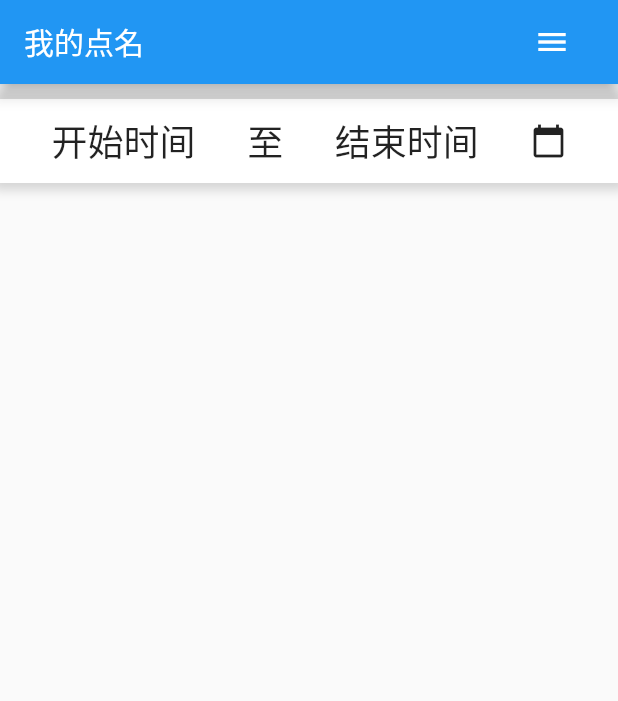
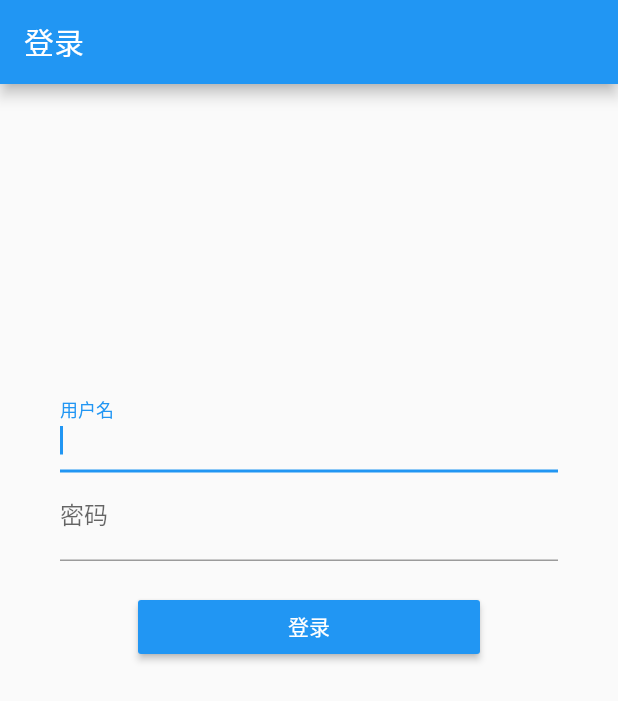
Before and after one commit to senwong/roll-call, a Flutter app: the screen it shows after launch, on a phone screen of 412 x 824 dp. Shown: the top 701 px of the screen. Run offline on Flutter 3.47's test engine with Material 2 defaults, Android fonts, the phone set to English and light mode, and no system bars.

Commit message:
login page

```diff
--- /dev/null
+++ b/lib/login.dart
@@ -0,0 +1,140 @@
+import 'package:flutter/material.dart';
+import 'dart:convert';
+import 'package:http/http.dart' as http;
+
+class LoginPage extends StatelessWidget {
+  Widget build(BuildContext context) {
+    return Scaffold(
+      appBar: AppBar(
+        title: Text("登录"),
+      ),
+      body: LogInForm(),
+    );
+  }
+}
+
+class LogInForm extends StatefulWidget {
+  LogInFormState createState() => LogInFormState();
+}
+
+class Token {
+  final String accessToken;
+  Token({this.accessToken});
+
+  factory Token.fromJson(Map<String, dynamic> json) {
+    return Token(accessToken: json['access_token']);
+  }
+}
+
+class LogInFormState extends State<LogInForm> {
+  final _key = GlobalKey<FormState>();
+
+  String _username;
+  String _pwd;
+
+  bool loading = false;
+
+  final usernameController = TextEditingController();
+  final pwdController = TextEditingController();
+
+  Future<Token> token;
+
+  void initState() {
+    super.initState();
+
+    usernameController.addListener(() {
+      _username = usernameController.text;
+    });
+    pwdController.addListener(() {
+      _pwd = pwdController.text;
+    });
+  }
+
+  void dispose() {
+    usernameController.dispose();
+    pwdController.dispose();
+    super.dispose();
+  }
+
+  Future<Token> loginRequest() async {
+    loading = true;
+    String url = "http://dxg.bjvtc.com/produce//v1/api/permuaa/oauth/token";
+    final response = await http.post(url, body: {
+      "oauth": 'true',
+      'grant_type': 'password',
+      'username': _username,
+      'password': _pwd,
+    });
+    loading = false;
+    if (response.statusCode == 200) {
+      print(json.decode(response.body));
+      return Token.fromJson(json.decode(response.body));
+    } else {
+      throw Exception("Faild to get access token");
+    }
+  }
+
+  Widget build(BuildContext context) {
+    return Form(
+      key: _key,
+      child: Center(
+        child: Container(
+          margin: new EdgeInsets.only(top: 200, left: 40, right: 40),
+          child: Column(
+            mainAxisAlignment: MainAxisAlignment.start,
+            children: <Widget>[
+              TextFormField(
+                decoration: InputDecoration(labelText: "用户名"),
+                validator: (value) {
+                  if (value.isEmpty) return "请输入用户名！";
+                  return null;
+                },
+                autofocus: true,
+                controller: usernameController,
+              ),
+              TextFormField(
+                decoration: InputDecoration(labelText: "密码"),
+                validator: (value) {
+                  if (value.isEmpty) return "请输入密码！";
+                  return null;
+                },
+                controller: pwdController,
+              ),
+              Container(
+                margin: EdgeInsets.only(top: 20),
+                child: RaisedButton(
+                  padding: EdgeInsets.only(left: 100, right: 100),
+                  color: Colors.blue,
+                  textColor: Colors.white,
+                  child: Text(
+                    "登录",
+                  ),
+                  onPressed: () {
+                    if (_key.currentState.validate()) {
+                      token = loginRequest();
+                      Navigator.pushNamed(context, "/home");
+                    }
+                  },
+                ),
+              ),
+              loading
+                  ? FutureBuilder<Token>(
+                      future: token,
+                      builder: (context, snapshot) {
+                        if (snapshot.hasData) {
+                          return Text(snapshot.data.accessToken);
+                        } else if (snapshot.hasError) {
+                          return Text(snapshot.error);
+                        }
+
+                        return CircularProgressIndicator();
+                      },
+                    )
+                  : Container(),
+            ],
+          ),
+        ),
+      ),
+    );
+  }
+}
--- a/lib/main.dart
+++ b/lib/main.dart
@@ -1,5 +1,7 @@
 import 'package:flutter/cupertino.dart';
 import 'package:flutter/material.dart';
+
+import 'package:my_flutter_app/login.dart';
 
 void main() => runApp(new MyApp());
 
@@ -7,9 +9,9 @@ class MyApp extends StatelessWidget {
   Widget build(BuildContext context) {
     return MaterialApp(
       title: "您好呀，弗拉特尔!",
-      home: MyRollCall(),
+      home: LoginPage(),
       routes: <String, WidgetBuilder>{
-        "/home": (BuildContext context) => HomePage(),
+        "/home": (BuildContext context) => MyRollCall(),
         "/about": (BuildContext context) => AboutPage(),
       },
     );
@@ -21,36 +23,9 @@ class HomePage extends StatelessWidget {
     return Scaffold(
       appBar: AppBar(
         leading: BackButton(),
-        title: Text("Home"),
+        title: Text("首页"),
       ),
-      body: Center(
-        child: Container(
-          margin: new EdgeInsets.only(top: 200, left: 40, right: 40),
-          child: Column(
-            mainAxisAlignment: MainAxisAlignment.start,
-            children: <Widget>[
-              TextFormField(
-                decoration: InputDecoration(labelText: "用户名"),
-              ),
-              TextFormField(
-                decoration: InputDecoration(labelText: "密码"),
-              ),
-              Container(
-                margin: EdgeInsets.only(top: 20),
-                child: RaisedButton(
-                  padding: EdgeInsets.only(left: 100, right: 100),
-                  color: Colors.blue,
-                  textColor: Colors.white,
-                  child: Text(
-                    "登录",
-                  ),
-                  onPressed: () {},
-                ),
-              )
-            ],
-          ),
-        ),
-      ),
+      body: Text("首页"),
     );
   }
 }
@@ -59,7 +34,6 @@ class AboutPage extends StatelessWidget {
   Widget build(BuildContext context) {
     return Scaffold(
       appBar: AppBar(
-        leading: BackButton(),
         title: Text("About"),
       ),
     );
@@ -74,6 +48,7 @@ class _MyRollCallState extends State<MyRollCall> {
     return Scaffold(
         appBar: AppBar(
           title: Text("我的点名"),
+          automaticallyImplyLeading: false,
           actions: <Widget>[
             FlatButton(
               child: Icon(
```
Also changed, not shown: pubspec.yaml (+1 -7 lines), pubspec.lock.
